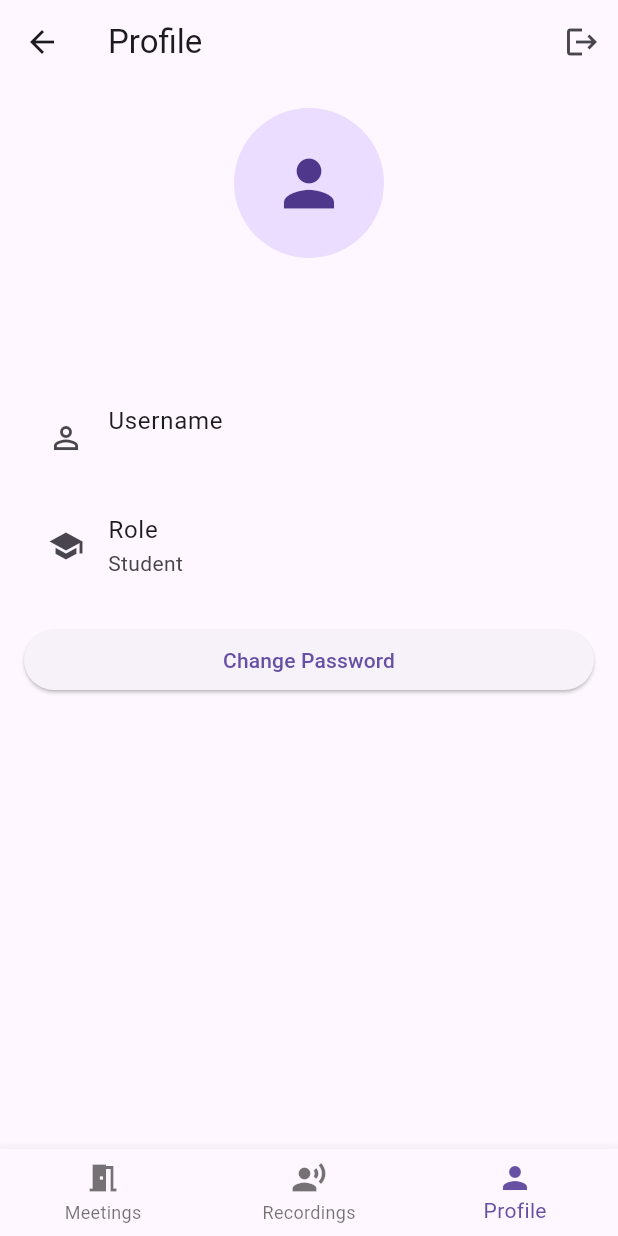
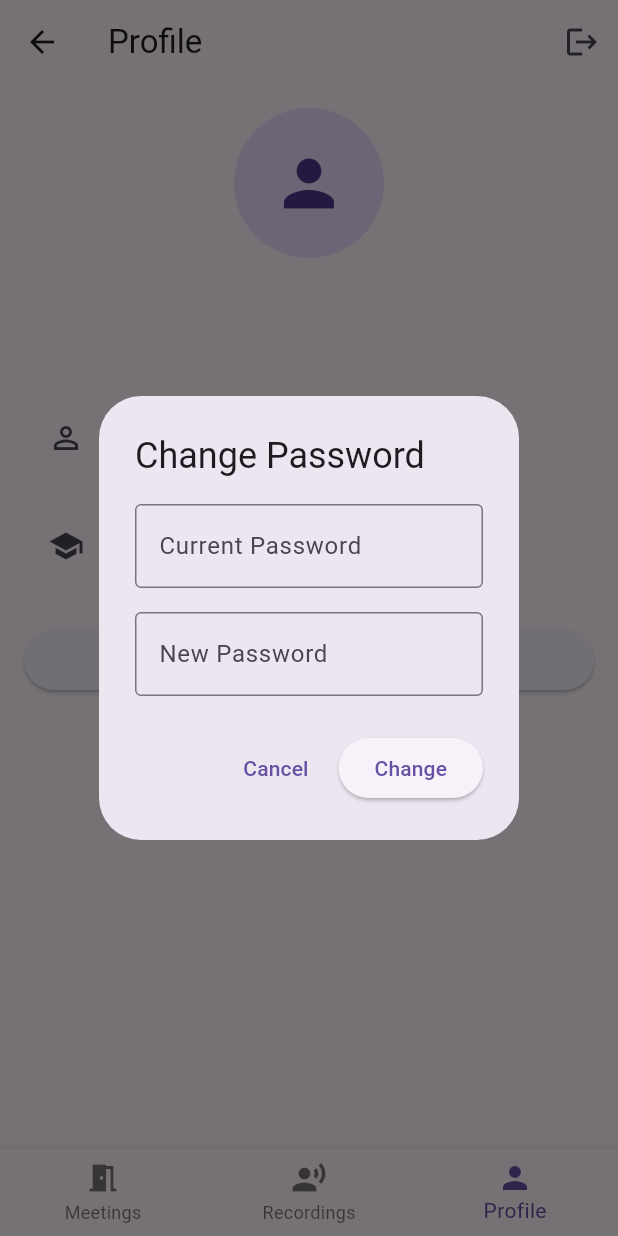
Before and after one commit to narasimhauppala/audio_only_meeting_app_students, a Flutter app: the HomePage screen opened directly, item 3 of the bottom bar chosen, after a tap on "Change Password", on a phone screen of 412 x 824 dp. Run offline on Flutter 3.47's test engine with Material 3 defaults, Android fonts, the phone set to English and light mode, and no system bars; our stand-ins replace dio, flutter_secure_storage; accounts and stored records are empty.

Commit message:
Updated Change Password

```diff
--- a/lib/data/repositories/auth_repository_impl.dart
+++ b/lib/data/repositories/auth_repository_impl.dart
@@ -92,7 +92,7 @@ class AuthRepositoryImpl implements AuthRepository {
     String newPassword,
   ) async {
     try {
-      final response = await _dio.put(
+      final response = await _dio.post(
         AppConstants.changePasswordEndpoint,
         data: {
           'currentPassword': currentPassword,
--- a/lib/presentation/pages/profile_page.dart
+++ b/lib/presentation/pages/profile_page.dart
@@ -4,6 +4,102 @@ import '../providers/auth_provider.dart';
 
 class ProfilePage extends StatelessWidget {
   const ProfilePage({super.key});
+
+  void _showChangePasswordDialog(BuildContext context) {
+    final currentPasswordController = TextEditingController();
+    final newPasswordController = TextEditingController();
+    final formKey = GlobalKey<FormState>();
+
+    showDialog(
+      context: context,
+      builder: (context) => AlertDialog(
+        title: const Text('Change Password'),
+        content: Form(
+          key: formKey,
+          child: Column(
+            mainAxisSize: MainAxisSize.min,
+            children: [
+              TextFormField(
+                controller: currentPasswordController,
+                obscureText: true,
+                decoration: const InputDecoration(
+                  labelText: 'Current Password',
+                  border: OutlineInputBorder(),
+                ),
+                validator: (value) {
+                  if (value == null || value.isEmpty) {
+                    return 'Please enter your current password';
+                  }
+                  return null;
+                },
+              ),
+              const SizedBox(height: 16),
+              TextFormField(
+                controller: newPasswordController,
+                obscureText: true,
+                decoration: const InputDecoration(
+                  labelText: 'New Password',
+                  border: OutlineInputBorder(),
+                ),
+                validator: (value) {
+                  if (value == null || value.isEmpty) {
+                    return 'Please enter a new password';
+                  }
+                  if (value.length < 6) {
+                    return 'Password must be at least 6 characters';
+                  }
+                  return null;
+                },
+              ),
+            ],
+          ),
+        ),
+        actions: [
+          TextButton(
+            onPressed: () => Navigator.pop(context),
+            child: const Text('Cancel'),
+          ),
+          Consumer<AuthProvider>(
+            builder: (context, auth, _) {
+              return ElevatedButton(
+                onPressed: auth.isLoading
+                    ? null
+                    : () async {
+                        if (formKey.currentState?.validate() ?? false) {
+                          final success = await auth.changePassword(
+                            currentPasswordController.text,
+                            newPasswordController.text,
+                          );
+
+                          if (context.mounted) {
+                            Navigator.pop(context);
+                            ScaffoldMessenger.of(context).showSnackBar(
+                              SnackBar(
+                                content: Text(
+                                  success
+                                      ? 'Password changed successfully'
+                                      : auth.error ?? 'Failed to change password',
+                                ),
+                                backgroundColor: success ? Colors.green : Colors.red,
+                              ),
+                            );
+                          }
+                        }
+                      },
+                child: auth.isLoading
+                    ? const SizedBox(
+                        height: 20,
+                        width: 20,
+                        child: CircularProgressIndicator(strokeWidth: 2),
+                      )
+                    : const Text('Change'),
+              );
+            },
+          ),
+        ],
+      ),
+    );
+  }
 
   @override
   Widget build(BuildContext context) {
@@ -42,9 +138,7 @@ class ProfilePage extends StatelessWidget {
         ),
         const SizedBox(height: 16),
         ElevatedButton(
-          onPressed: () {
-            // TODO: Implement password change
-          },
+          onPressed: () => _showChangePasswordDialog(context),
           child: const Text('Change Password'),
         ),
       ],
```
Also changed, not shown: lib/presentation/providers/auth_provider.dart (+6 -1 lines).
